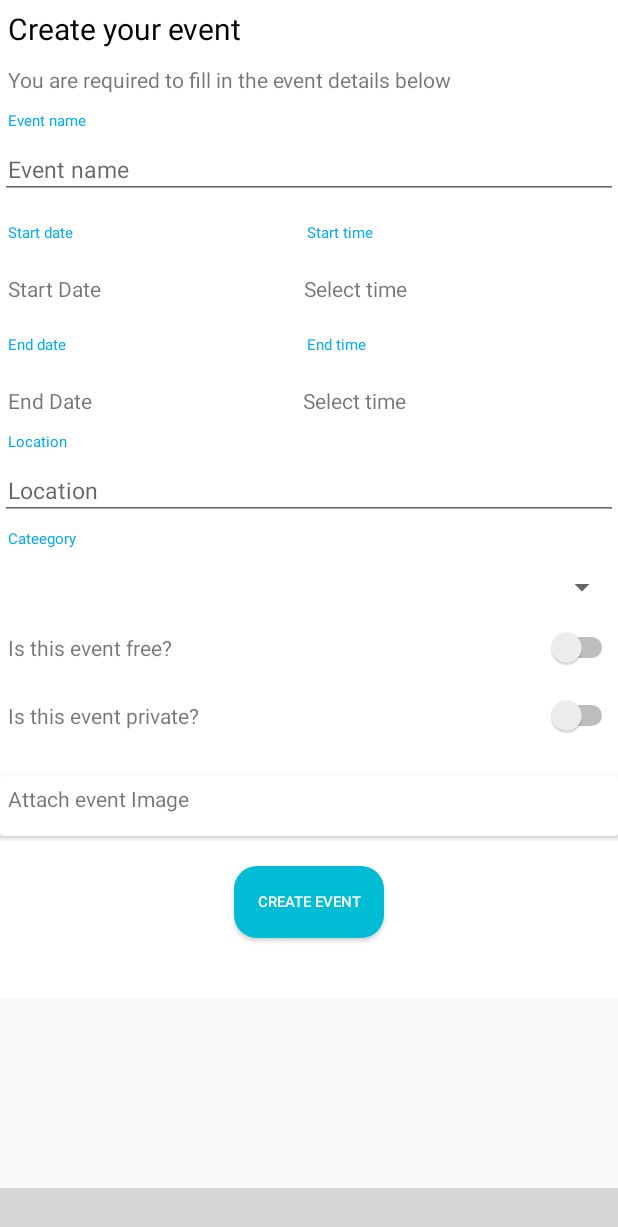
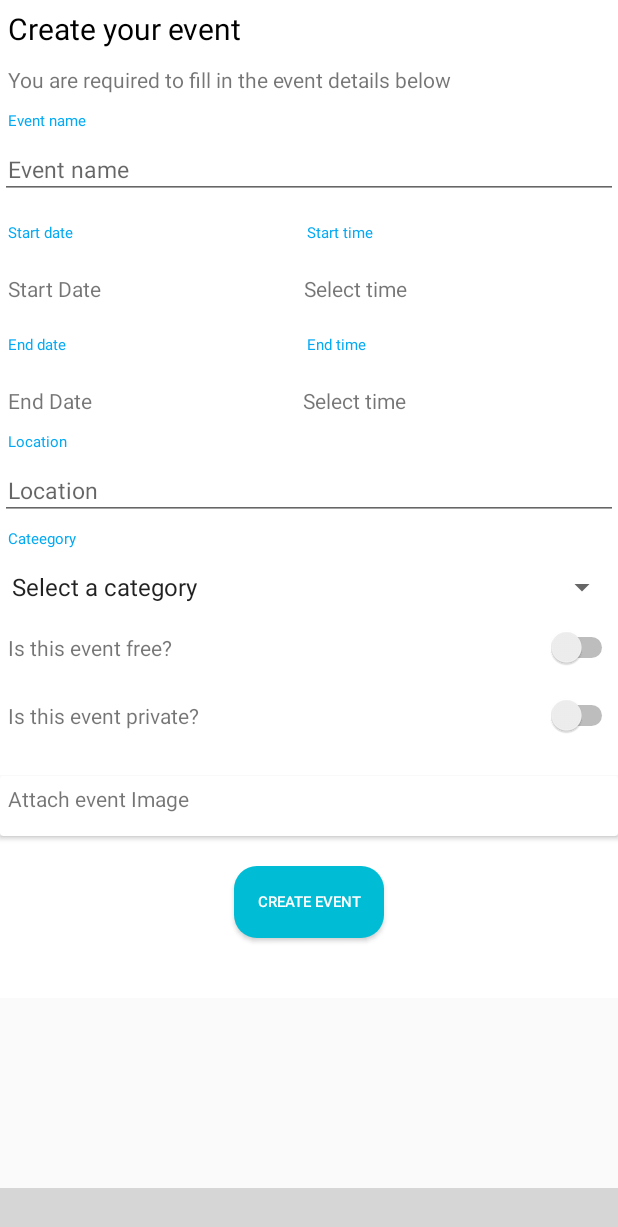
Before and after one commit to MuthomiGuantai/meruVents, an Android app: the fragment CreateFragment placed in its activity, on a phone screen of 412 x 824 dp. Shown: the top 1227 px of the screen. Run offline under Robolectric (Android 15) with nearby library versions, the phone set to English and light mode, and no system bars; libraries missing offline, so code that uses them is left out: com.etebarian.meowbottomnavigation; plain views replace MeowBottomNavigation; 8 statements that could not run were skipped; grey boxes are pictures that could not be loaded.

Commit message:
calendar pop ups

```diff
--- a/app/src/main/java/com/example/meruvents/Fragments/CreateFragment.java
+++ b/app/src/main/java/com/example/meruvents/Fragments/CreateFragment.java
@@ -1,6 +1,7 @@
 package com.example.meruvents.Fragments;
 
 
+import android.app.DatePickerDialog;
 import android.graphics.Rect;
 import android.os.Bundle;
 
@@ -10,14 +11,24 @@ import android.view.LayoutInflater;
 import android.view.View;
 import android.view.ViewGroup;
 import android.view.ViewTreeObserver;
+import android.widget.AdapterView;
+import android.widget.ArrayAdapter;
+import android.widget.DatePicker;
+import android.widget.Spinner;
+import android.widget.TextView;
+import android.widget.Toast;
 
 import com.example.meruvents.R;
+
+import java.text.SimpleDateFormat;
+import java.util.Calendar;
+import java.util.Locale;
 
 
 /**
  * A simple {@link Fragment} subclass.
  */
-public class CreateFragment extends Fragment {
+public class CreateFragment extends Fragment implements AdapterView.OnItemSelectedListener {
 
 
     public CreateFragment() {
@@ -30,7 +41,87 @@ public class CreateFragment extends Fragment {
                              Bundle savedInstanceState) {
         // Inflate the layout for this fragment
         View view = LayoutInflater.from(getContext()).inflate(R.layout.fragment_create, container, false);
+
+
+        final Calendar myCalendar = Calendar.getInstance();
+        final TextView textView = view.findViewById(R.id.startdate);
+        final DatePickerDialog.OnDateSetListener date = new DatePickerDialog.OnDateSetListener() {
+            @Override
+            public void onDateSet(DatePicker datePicker, int year, int monthOfYear, int dayOfMonth) {
+                myCalendar.set(Calendar.YEAR, year);
+                myCalendar.set(Calendar.MONTH, monthOfYear);
+                myCalendar.set(Calendar.DAY_OF_MONTH, dayOfMonth);
+                updateLabel();
+            }
+
+            private void updateLabel() {
+                String myFormat = "MM/dd/yy"; //In which you need put here
+                SimpleDateFormat sdf = new SimpleDateFormat(myFormat, Locale.US);
+
+                textView.setText(sdf.format(myCalendar.getTime()));
+
+
+            }
+        };
+        textView.setOnClickListener(new View.OnClickListener() {
+            @Override
+            public void onClick(View view) {
+                new DatePickerDialog(getActivity(), date, myCalendar
+                        .get(Calendar.YEAR), myCalendar.get(Calendar.MONTH),
+                        myCalendar.get(Calendar.DAY_OF_MONTH)).show();
+            }
+        });
+        final TextView end = view.findViewById(R.id.enddate);
+
+        final DatePickerDialog.OnDateSetListener enddate = new DatePickerDialog.OnDateSetListener() {
+            @Override
+            public void onDateSet(DatePicker datePicker, int year, int monthOfYear, int dayOfMonth) {
+                myCalendar.set(Calendar.YEAR, year);
+                myCalendar.set(Calendar.MONTH, monthOfYear);
+                myCalendar.set(Calendar.DAY_OF_MONTH, dayOfMonth);
+                updateEnddate();
+            }
+
+            private void updateEnddate() {
+                String myFormat = "MM/dd/yy"; //In which you need put here
+                SimpleDateFormat sdf = new SimpleDateFormat(myFormat, Locale.US);
+
+                end.setText(sdf.format(myCalendar.getTime()));
+            }
+
+
+        };
+
+        end.setOnClickListener(new View.OnClickListener() {
+            @Override
+            public void onClick(View view) {
+                new DatePickerDialog(getActivity(), enddate, myCalendar
+                        .get(Calendar.YEAR), myCalendar.get(Calendar.MONTH),
+                        myCalendar.get(Calendar.DAY_OF_MONTH)).show();
+            }
+        });
+
+
+        Spinner spinner = view.findViewById(R.id.category);
+        ArrayAdapter<CharSequence> adapter = ArrayAdapter.createFromResource(
+                getActivity(),
+                R.array.Spinner_items,
+                android.R.layout.simple_spinner_item
+        );
+        adapter.setDropDownViewResource(android.R.layout.simple_spinner_item);
+        spinner.setAdapter(adapter);
+        spinner.setOnItemSelectedListener(this);
         return view;
     }
 
+    @Override
+    public void onItemSelected(AdapterView<?> adapterView, View view, int i, long l) {
+        Toast.makeText(getActivity(), adapterView.getSelectedItem().toString(), Toast.LENGTH_SHORT).show();
+
+    }
+
+    @Override
+    public void onNothingSelected(AdapterView<?> adapterView) {
+
+    }
 }
--- a/app/src/main/res/layout/fragment_create.xml
+++ b/app/src/main/res/layout/fragment_create.xml
@@ -151,7 +151,6 @@
         <Spinner
             android:layout_width="match_parent"
             android:layout_height="40dp"
-            android:padding="5dp"
             android:id="@+id/category"></Spinner>
         <LinearLayout
             android:layout_width="match_parent"
--- a/app/src/main/res/values/strings.xml
+++ b/app/src/main/res/values/strings.xml
@@ -10,4 +10,17 @@
     <string name="bread">create</string>
     <string name="cart">notifications</string>
     <string name="account">account</string>
+    <string-array name="Spinner_items">
+        <item>Select a category</item>
+        <item>Business</item>
+        <item>Music and Concerts</item>
+        <item>Film and Media</item>
+        <item>Performing and Visual Arts</item>
+        <item>Health and Medical</item>
+        <item>Fitness and Sports</item>
+        <item>Travel and Outdoor</item>
+        <item>Foods and Drinks</item>
+        <item>Charity and Community</item>
+        <item>Entertainment and Nightlife</item>
+    </string-array>
 </resources>
```
